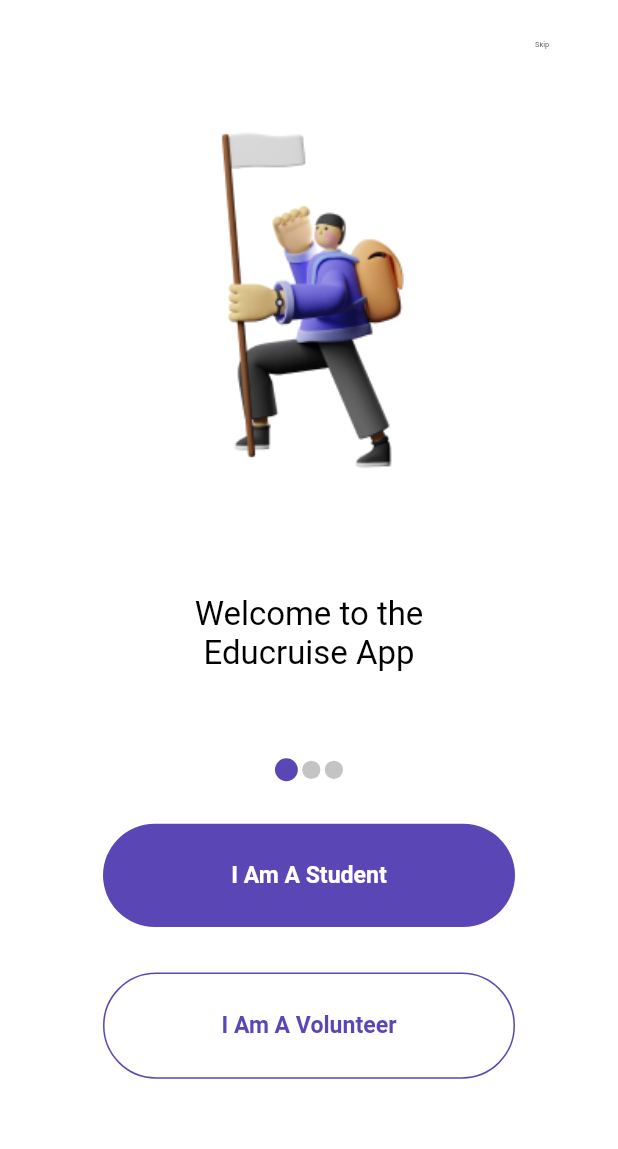
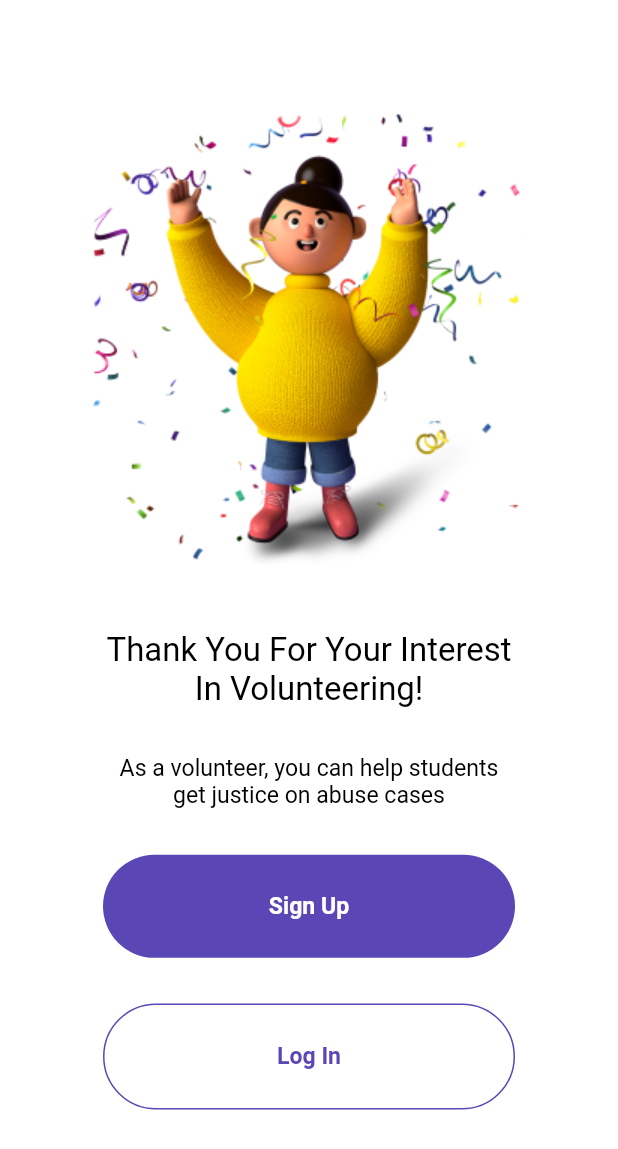
Before and after one commit to BossLevan/Educruise, a Flutter app: the screen it shows after launch, on a phone screen of 412 x 824 dp. Shown: the top 1149 px of the screen. Run offline on Flutter 3.47's test engine with Material 2 defaults, Android fonts, the phone set to English and light mode, and no system bars; our stand-ins replace flutter_screenutil; missing offline and left inert: dart:html.

Commit message:
Volunteer Auth Page Done

```diff
--- a/lib/main.dart
+++ b/lib/main.dart
@@ -23,7 +23,7 @@ class MainApp extends StatelessWidget {
   Widget build(BuildContext context) {
     return MaterialApp(
       onGenerateRoute: RouteGenerator.generateRoute,
-      initialRoute: RouteNames.splashScreen,
+      initialRoute: RouteNames.volunteerSignupLogin,
     );
   }
 }
--- a/lib/shared/constants/routes/route_generator.dart
+++ b/lib/shared/constants/routes/route_generator.dart
@@ -2,6 +2,7 @@ import 'package:educruise/shared/constants/page_transition.dart';
 import 'package:educruise/shared/constants/routes/routes.dart';
 import 'package:educruise/views/onboarding.dart';
 import 'package:educruise/views/splashscreen.dart';
+import 'package:educruise/views/volunteer_signup_login.dart';
 import 'package:flutter/material.dart';
 
 class RouteGenerator {
@@ -13,6 +14,9 @@ class RouteGenerator {
       case RouteNames.onboardingScreen:
         return CustomSlideTransition(child: Onboarding());
         break;
+      case RouteNames.volunteerSignupLogin:
+        return CustomSlideTransition(child: VolunteerSignupLogin());
+        break;
     }
   }
 }
--- a/lib/shared/constants/routes/routes.dart
+++ b/lib/shared/constants/routes/routes.dart
@@ -1,15 +1,18 @@
 import 'package:educruise/views/onboarding.dart';
 import 'package:educruise/views/splashscreen.dart';
+import 'package:educruise/views/volunteer_signup_login.dart';
 import 'package:flutter/material.dart';
 
 class RouteNames {
   //Custom class that holds all the named routes as constants for easy reference
   static const String splashScreen = '/';
   static const String onboardingScreen = 'onboardingScreen';
+  static const String volunteerSignupLogin = 'volunteerSignupLogin';
 
   //Routes and their respective Pages.
   static Map<String, Widget Function(BuildContext)> routes = {
     RouteNames.splashScreen: (context) => SplashScreen(),
     RouteNames.onboardingScreen: (context) => Onboarding(),
+    RouteNames.volunteerSignupLogin: (context) => VolunteerSignupLogin(),
   };
 }
--- /dev/null
+++ b/lib/shared/widgets/border_button.dart
@@ -0,0 +1,34 @@
+import 'package:educruise/shared/constants/theme/appTheme.dart';
+import 'package:flutter/material.dart';
+import 'package:flutter_screenutil/flutter_screenutil.dart';
+
+class BorderButton extends StatelessWidget {
+  final String text;
+  BorderButton({
+    this.text,
+    Key key,
+  }) : super(key: key);
+
+  @override
+  Widget build(BuildContext context) {
+    return Container(
+      width: 250.w,
+      padding: EdgeInsets.symmetric(vertical: 25.h),
+      decoration: BoxDecoration(
+          color: appTheme.backgroundColor,
+          border: Border.all(
+            color: appTheme.primaryColor,
+          ),
+          borderRadius: BorderRadius.all(Radius.circular(60.w))),
+      child: Center(
+        child: Text(
+          text,
+          style: TextStyle(
+              fontSize: 14.sp,
+              color: appTheme.primaryColor,
+              fontWeight: FontWeight.w600),
+        ),
+      ),
+    );
+  }
+}
--- /dev/null
+++ b/lib/shared/widgets/filled_button.dart
@@ -0,0 +1,31 @@
+import 'package:educruise/shared/constants/theme/appTheme.dart';
+import 'package:flutter/material.dart';
+import 'package:flutter_screenutil/flutter_screenutil.dart';
+
+class FillButton extends StatelessWidget {
+  final String text;
+  FillButton({
+    this.text,
+    Key key,
+  }) : super(key: key);
+
+  @override
+  Widget build(BuildContext context) {
+    return Container(
+      width: 250.w,
+      padding: EdgeInsets.symmetric(vertical: 25.h),
+      decoration: BoxDecoration(
+          color: appTheme.primaryColor,
+          borderRadius: BorderRadius.all(Radius.circular(60.w))),
+      child: Center(
+        child: Text(
+          text,
+          style: TextStyle(
+              fontSize: 14.sp,
+              color: appTheme.backgroundColor,
+              fontWeight: FontWeight.w600),
+        ),
+      ),
+    );
+  }
+}
--- a/lib/views/onboarding.dart
+++ b/lib/views/onboarding.dart
@@ -1,5 +1,7 @@
 import 'package:educruise/shared/constants/theme/appTheme.dart';
+import 'package:educruise/shared/widgets/border_button.dart';
 import 'package:educruise/shared/widgets/dot_indicator.dart';
+import 'package:educruise/shared/widgets/filled_button.dart';
 import 'package:educruise/shared/widgets/onboarding_screen.dart';
 import 'package:flutter/material.dart';
 import 'package:flutter/services.dart';
@@ -93,44 +95,11 @@ class _OnboardingState extends State<Onboarding> {
             ),
             Column(
               children: <Widget>[
-                Container(
-                  width: 250.w,
-                  padding: EdgeInsets.symmetric(vertical: 25.h),
-                  decoration: BoxDecoration(
-                      color: appTheme.primaryColor,
-                      borderRadius: BorderRadius.all(Radius.circular(60.w))),
-                  child: Center(
-                    child: Text(
-                      'I Am A Student',
-                      style: TextStyle(
-                          fontSize: 14.sp,
-                          color: appTheme.backgroundColor,
-                          fontWeight: FontWeight.w600),
-                    ),
-                  ),
-                ),
+                FillButton(text: 'I Am A Student'),
                 SizedBox(
                   height: 30.h,
                 ),
-                Container(
-                  width: 250.w,
-                  padding: EdgeInsets.symmetric(vertical: 25.h),
-                  decoration: BoxDecoration(
-                      color: appTheme.backgroundColor,
-                      border: Border.all(
-                        color: appTheme.primaryColor,
-                      ),
-                      borderRadius: BorderRadius.all(Radius.circular(60.w))),
-                  child: Center(
-                    child: Text(
-                      'I Am A Volunteer',
-                      style: TextStyle(
-                          fontSize: 14.sp,
-                          color: appTheme.primaryColor,
-                          fontWeight: FontWeight.w600),
-                    ),
-                  ),
-                ),
+                BorderButton(text: 'I Am A Volunteer'),
               ],
             ),
           ],
--- /dev/null
+++ b/lib/views/volunteer_signup_login.dart
@@ -0,0 +1,64 @@
+import 'package:educruise/shared/constants/theme/appTheme.dart';
+import 'package:educruise/shared/widgets/border_button.dart';
+import 'package:educruise/shared/widgets/filled_button.dart';
+import 'package:flutter/material.dart';
+import 'package:flutter_screenutil/flutter_screenutil.dart';
+
+class VolunteerSignupLogin extends StatelessWidget {
+  @override
+  Widget build(BuildContext context) {
+    ScreenUtil.init(context, width: 375, height: 812, allowFontScaling: true);
+    return Container(
+      padding: EdgeInsets.symmetric(horizontal: 6.w, vertical: 60.h),
+      color: appTheme.backgroundColor,
+      height: MediaQuery.of(context).size.height,
+      width: MediaQuery.of(context).size.height,
+      child: Column(
+        children: <Widget>[
+          Container(
+            height: MediaQuery.of(context).size.height * .40,
+            decoration: BoxDecoration(
+              image: DecorationImage(
+                image: AssetImage('lib/shared/images/throwingConfetti.png'),
+              ),
+            ),
+          ),
+          SizedBox(
+            height: 30.h,
+          ),
+          Text(
+            'Thank You For Your Interest \nIn Volunteering!',
+            textAlign: TextAlign.center,
+            style: TextStyle(
+                color: Colors.black,
+                fontSize: 20.sp,
+                fontWeight: FontWeight.w400),
+          ),
+          SizedBox(
+            height: 30.h,
+          ),
+          Text(
+            'As a volunteer, you can help students \nget justice on abuse cases',
+            textAlign: TextAlign.center,
+            style: TextStyle(
+                color: Colors.black,
+                fontSize: 14.sp,
+                fontWeight: FontWeight.w400),
+          ),
+          SizedBox(
+            height: 30.h,
+          ),
+          FillButton(
+            text: 'Sign Up',
+          ),
+          SizedBox(
+            height: 30.h,
+          ),
+          BorderButton(
+            text: 'Log In',
+          ),
+        ],
+      ),
+    );
+  }
+}
```
